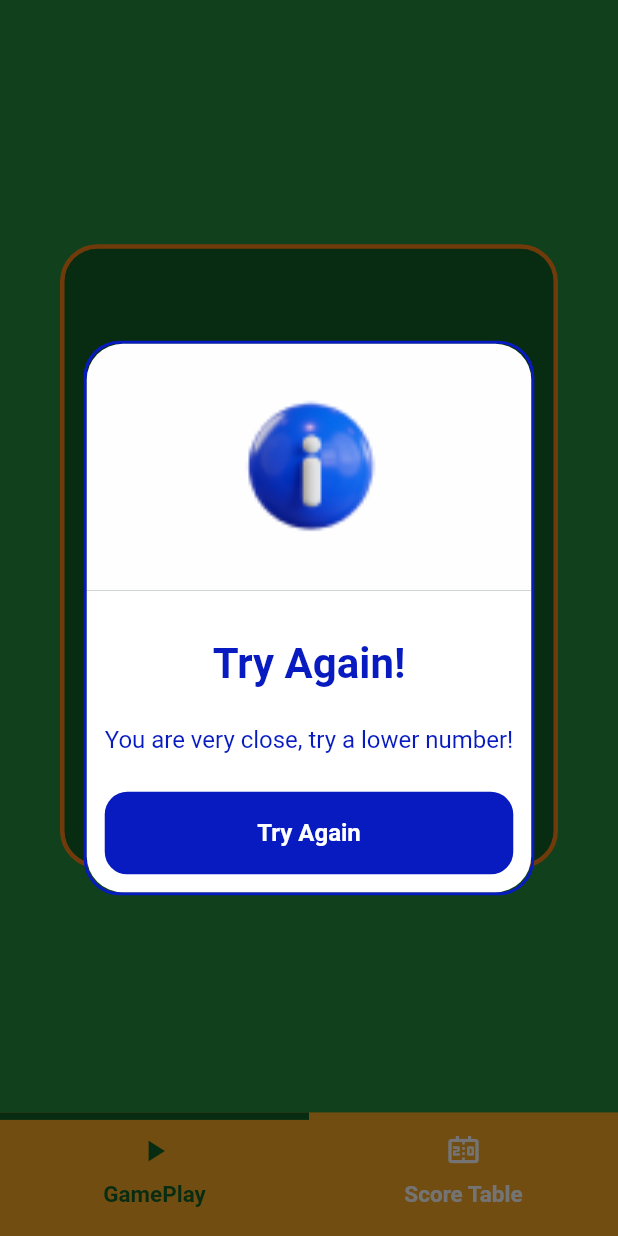
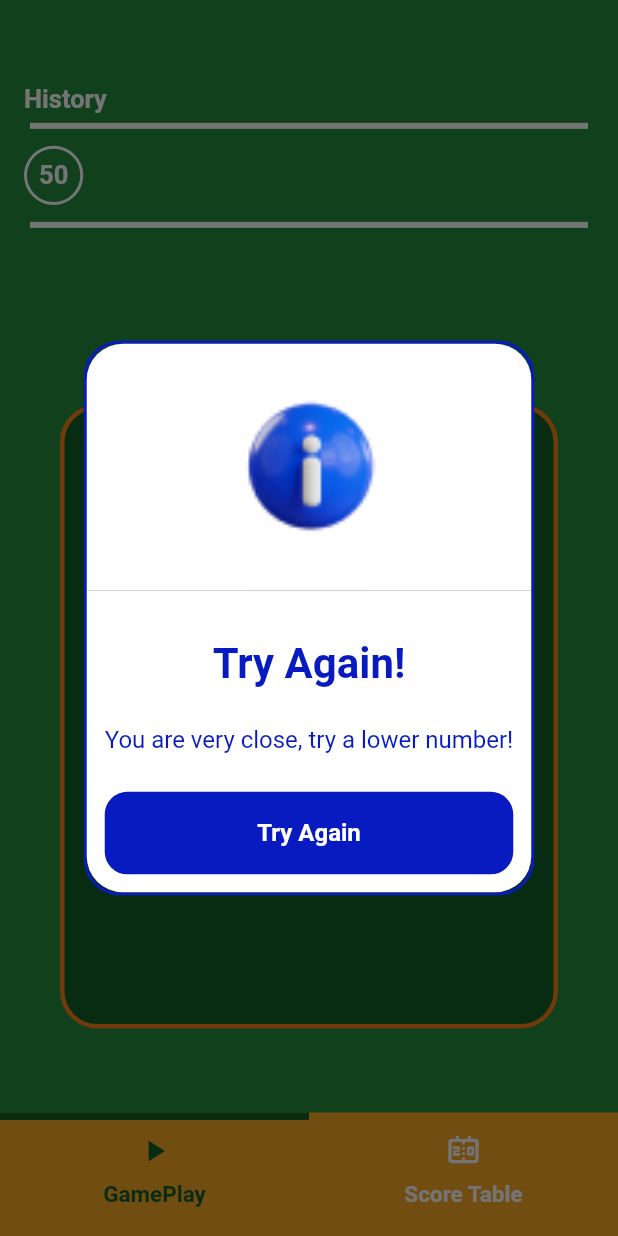
Before and after one commit to yalinyilmaz/flutter_guess_game, a Flutter app: the screen it shows after launch, after a tap on "GO", on a phone screen of 412 x 824 dp. Run offline on Flutter 3.47's test engine with Material 3 defaults, Android fonts, the light colour scheme and no system bars; drawn by our look-alikes of loading_overlay; our stand-ins replace flutter_riverpod, form_field_validator, go_router, simple_animations, supercharged; missing offline and left inert: back_button_interceptor.

Commit message:
gameplay was done and scoreboard was prepared as design

```diff
--- a/lib/features/home/manager/home_manager.dart
+++ b/lib/features/home/manager/home_manager.dart
@@ -2,6 +2,7 @@ import 'dart:math';
 
 import 'package:flutter/material.dart';
 import 'package:flutter_guess_game/features/home/view/components/game_body.dart';
+import 'package:flutter_guess_game/features/home/view/components/scoreboard_body.dart';
 import 'package:flutter_riverpod/flutter_riverpod.dart';
 import 'package:supercharged/supercharged.dart';
 
@@ -12,7 +13,7 @@ enum HomeFragments {
 
 final Map<HomeFragments, Widget> selectedHomeFragMap = {
   HomeFragments.gamePlay: const GameBody(),
-  HomeFragments.scoreTable: const SizedBox(),
+  HomeFragments.scoreTable: const ScoreboardBody(),
 };
 
 final selectedHomeFragments =
@@ -28,6 +29,10 @@ final winnerNumberProvider = StateProvider<int>((ref) {
 
 final triesProvider = StateProvider<int>((ref) {
   return 0;
+});
+
+final historyListProvider = StateProvider<List<int>>((ref) {
+  return [];
 });
 
 final homeManagerProvider = Provider<HomeManager>((ref) {
--- a/lib/features/home/view/components/game_body.dart
+++ b/lib/features/home/view/components/game_body.dart
@@ -7,6 +7,7 @@ import 'package:flutter_guess_game/app/navigation/router.dart';
 import 'package:flutter_guess_game/app/theme/new_theme.dart';
 import 'package:flutter_guess_game/core/button_animation/new_animated_fade_button.dart';
 import 'package:flutter_guess_game/features/home/manager/home_manager.dart';
+import 'package:flutter_guess_game/features/home/view/components/history_line.dart';
 import 'package:flutter_guess_game/features/home/view/components/number_input_field.dart';
 import 'package:flutter_guess_game/main.dart';
 import 'package:go_router/go_router.dart';
@@ -23,14 +24,17 @@ class GameBody extends StatelessWidget {
       onTap: () {
         FocusScope.of(context).unfocus();
       },
-      child: Center(
-        child: Padding(
+      child: Column(
+        mainAxisAlignment: MainAxisAlignment.spaceAround,
+        children: [
+          const HistoryLine(),
+          Padding(
             padding: const EdgeInsets.symmetric(horizontal: 40.0),
             child: Container(
               decoration: BoxDecoration(
                   borderRadius: BorderRadius.circular(25),
-                border:
-                    Border.all(color: globalCtx.yellowColor.shade900, width: 3),
+                  border: Border.all(
+                      color: globalCtx.yellowColor.shade900, width: 3),
                   color: context.greenColor.shade900),
               padding: const EdgeInsets.symmetric(vertical: 100),
               child: Column(
@@ -91,6 +95,7 @@ class GameBody extends StatelessWidget {
               ),
             ),
           ),
+        ],
       ),
     );
   }
@@ -98,25 +103,38 @@ class GameBody extends StatelessWidget {
   void _checkEnteredNumber(BuildContext context) {
     container.read(triesProvider.notifier).state += 1;
 
+    final newGuess = [container.read(numberControllerProvider).text.toInt()!];
+    final currentHistory = container.read(historyListProvider);
+
+    container.read(historyListProvider.notifier).state =
+        newGuess + currentHistory;
+
     final isCorrect = container.read(numberControllerProvider).text.toInt() ==
         container.read(winnerNumberProvider);
     final isLower = container.read(numberControllerProvider).text.toInt()! <
         container.read(winnerNumberProvider);
+
     if (isCorrect) {
       container.invalidate(winnerNumberProvider);
-      container.invalidate(triesProvider);
       MessageDialog.twoButtons(
         textColor: context.greenColor.shade600,
         caption: "Correct!",
         content:
             "You guessed correctly the number ${container.read(winnerNumberProvider)} in ${container.read(triesProvider)} tries ",
         backButtonText: "Play Again",
+        onBackButtonPressed: () {
+          container.invalidate(historyListProvider);
+          globalCtx.pop();
+        },
         forwardButtonText: "See Score Table",
-        onBackButtonPressed: () {
+        onForwardButtonPressed: () {
+          container.invalidate(historyListProvider);
           globalCtx.pop();
+          selectedHomeFragments.value = HomeFragments.scoreTable;
         },
         purpose: MessageDialogPurpose.success,
       );
+      container.invalidate(triesProvider);
     } else {
       MessageDialog.singleButton(
         textColor: context.blueColor.shade600,
--- /dev/null
+++ b/lib/features/home/view/components/history_line.dart
@@ -0,0 +1,74 @@
+import 'package:flutter/material.dart';
+import 'package:flutter_guess_game/app/navigation/router.dart';
+import 'package:flutter_guess_game/app/theme/new_theme.dart';
+import 'package:flutter_guess_game/features/home/manager/home_manager.dart';
+import 'package:flutter_riverpod/flutter_riverpod.dart';
+
+class HistoryLine extends StatelessWidget {
+  const HistoryLine({
+    super.key,
+  });
+
+  @override
+  Widget build(BuildContext context) {
+    return Column(
+      crossAxisAlignment: CrossAxisAlignment.start,
+      children: [
+        Padding(
+          padding: const EdgeInsets.symmetric(horizontal: 16.0),
+          child: Text(
+            "History",
+            style: context.textTheme.bodyEmphasized
+                .copyWith(color: globalCtx.whiteColor.shade100),
+          ),
+        ),
+        _buildDivider(),
+        Consumer(builder: (context, ref, _) {
+          final predictions = ref.watch(historyListProvider);
+          return SizedBox(
+            height: 50,
+            child: Padding(
+              padding: const EdgeInsets.symmetric(horizontal: 8.0),
+              child: ListView.builder(
+                scrollDirection: Axis.horizontal,
+                itemCount: predictions.length,
+                itemBuilder: (context, index) {
+                  final prediction = predictions[index];
+                  return Padding(
+                    padding: const EdgeInsets.symmetric(horizontal: 8.0),
+                    child: Container(
+                      decoration: BoxDecoration(
+                        shape: BoxShape.circle,
+                        border: Border.all(
+                            color: context.whiteColor.shade100, width: 2),
+                      ),
+                      child: Center(
+                        child: Padding(
+                          padding: const EdgeInsets.all(8.0),
+                          child: Text(
+                            "$prediction",
+                            style: context.textTheme.bodyEmphasized
+                                .copyWith(color: globalCtx.whiteColor.shade100),
+                          ),
+                        ),
+                      ),
+                    ),
+                  );
+                },
+              ),
+            ),
+          );
+        }),
+        _buildDivider(),
+      ],
+    );
+  }
+
+  Divider _buildDivider() {
+    return Divider(
+        endIndent: 20,
+        indent: 20,
+        thickness: 4,
+        color: globalCtx.whiteColor.shade100);
+  }
+}
```
Also changed, not shown: lib/features/home/view/components/scoreboard_body.dart (added, +48 -0 lines). Lines whose indentation alone changed are shown as unchanged.
